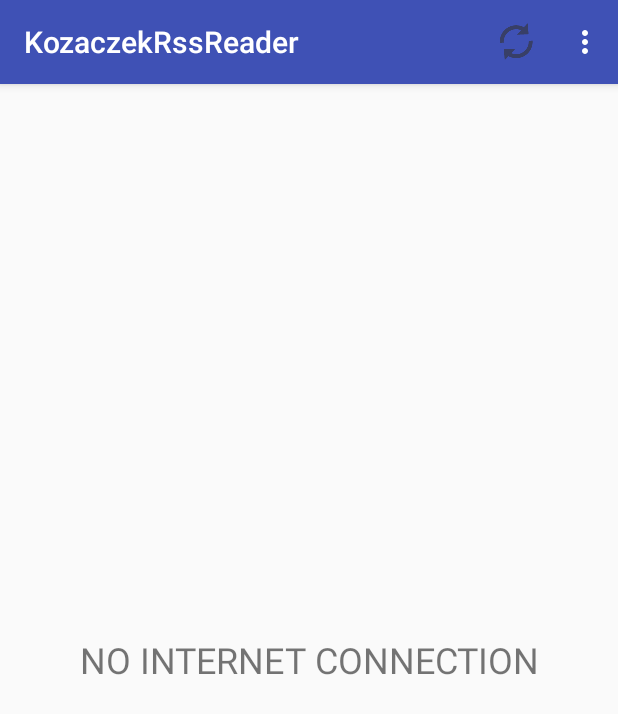
After one commit to mkaczynska/KozaczekAPP, an Android app: the fragment NoConnectionFragment placed in its activity, on a phone screen of 412 x 824 dp. The commit adds this screen. Shown: the top 714 px of the screen. Run offline under Robolectric (Android 15) with nearby library versions, the phone set to English and light mode, and no system bars.

Commit message:
with no connection fragment

```diff
--- a/app/src/main/java/com/blstream/kaczynska/kozaczekrssreader/Constants.java
+++ b/app/src/main/java/com/blstream/kaczynska/kozaczekrssreader/Constants.java
@@ -3,7 +3,8 @@ package com.blstream.kaczynska.kozaczekrssreader;
 public interface Constants {
 
     String RSS_LINK = "http://www.kozaczek.pl/rss/plotki.xml";
-    String FRAGMENT_ID = "ItemListFragment";
+    String ITEM_LIST_FRAGMENT_ID = "ItemListFragment";
+    String NO_CONNECTION_FRAGMENT_ID = "noConnectionFragment";
     String SAVED_ADAPTER = "SAVED_ADAPTER";
 
     String ITEM_TAG = "item";
--- /dev/null
+++ b/app/src/main/java/com/blstream/kaczynska/kozaczekrssreader/NoConnectionFragment.java
@@ -0,0 +1,20 @@
+package com.blstream.kaczynska.kozaczekrssreader;
+
+import android.os.Bundle;
+import android.support.annotation.Nullable;
+import android.support.v4.app.Fragment;
+import android.view.LayoutInflater;
+import android.view.View;
+import android.view.ViewGroup;
+
+/**
+ * Created by user on 30-Mar-16.
+ */
+public class NoConnectionFragment extends Fragment {
+
+    @Nullable
+    @Override
+    public View onCreateView(LayoutInflater inflater, ViewGroup container, Bundle savedInstanceState) {
+        return inflater.inflate(R.layout.no_connection_fragment, container, false);
+    }
+}
--- /dev/null
+++ b/app/src/main/res/layout/no_connection_fragment.xml
@@ -0,0 +1,14 @@
+<?xml version="1.0" encoding="utf-8"?>
+<LinearLayout xmlns:android="http://schemas.android.com/apk/res/android"
+    android:layout_width="match_parent"
+    android:layout_height="match_parent"
+    android:orientation="vertical">
+
+    <TextView
+        android:layout_width="match_parent"
+        android:layout_height="match_parent"
+        android:gravity="center"
+        android:textSize="@dimen/big_size"
+        android:text="@string/no_connection" />
+
+</LinearLayout>
--- a/app/src/main/res/values/dimens.xml
+++ b/app/src/main/res/values/dimens.xml
@@ -3,4 +3,5 @@
     <dimen name="activity_horizontal_margin">16dp</dimen>
     <dimen name="activity_vertical_margin">16dp</dimen>
     <dimen name="text_margin">16dp</dimen>
+    <dimen name="big_size">24sp</dimen>
 </resources>
--- a/app/src/main/res/values/strings.xml
+++ b/app/src/main/res/values/strings.xml
@@ -3,4 +3,5 @@
     <string name="action_refresh">Refresh</string>
     <string name="action_settings">Settings</string>
     <string name = "no_internet_warning">Not connected to Internet!</string>
+    <string name="no_connection">NO INTERNET CONNECTION</string>
 </resources>
```
Also changed, not shown: app/src/main/java/com/blstream/kaczynska/kozaczekrssreader/MainActivity.java (+55 -27 lines).
